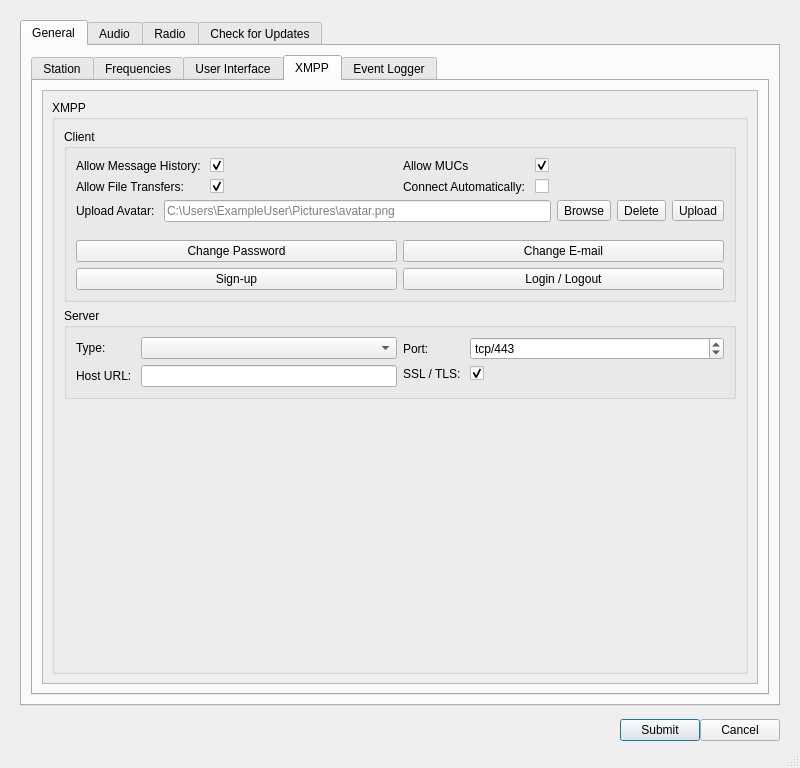
Qt form src/ui/dialogsettings.ui (GekkoFyre/small-world-deluxe) before a commit.
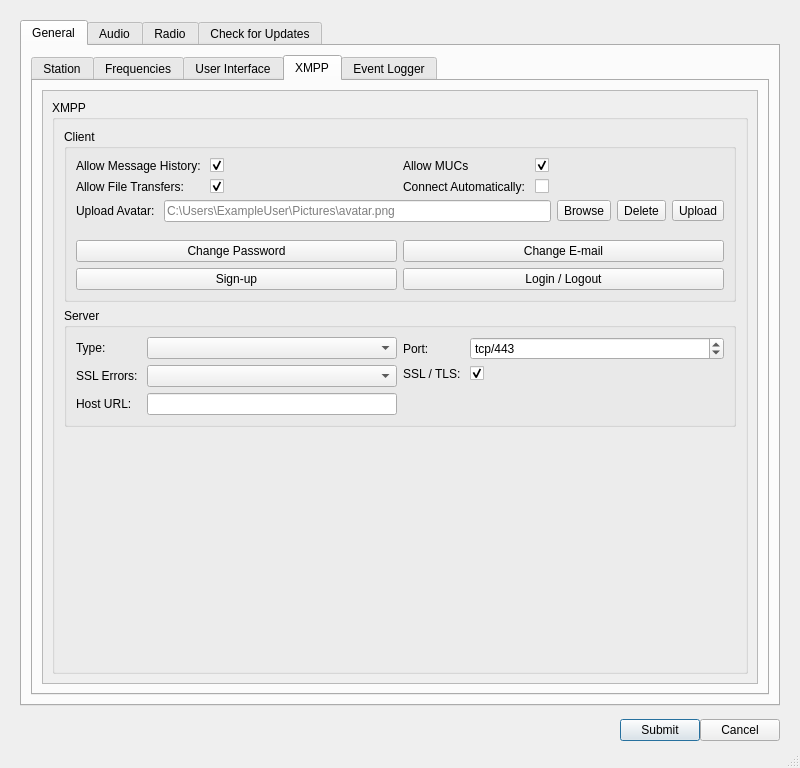
The same form after that commit. The open tabs and pages were chosen to show the change.

Commit message: * Many bug-fixes to the XMPP side of things, where QXmpp is used for Small World Deluxe. Hopefully going to fix the user creation/login system next Git submission.=

Patch:
```diff
--- a/src/ui/dialogsettings.ui
+++ b/src/ui/dialogsettings.ui
@@ -2298,20 +2298,6 @@
                               <property name="bottomMargin">
                                <number>0</number>
                               </property>
-                              <item row="1" column="0">
-                               <widget class="QLabel" name="label_xmpp_server_url">
-                                <property name="text">
-                                 <string>Host URL: </string>
-                                </property>
-                               </widget>
-                              </item>
-                              <item row="1" column="1">
-                               <widget class="QLineEdit" name="lineEdit_xmpp_server_url">
-                                <property name="toolTip">
-                                 <string>The Host URL of the XMPP server you wish to connect towards when using the 'custom option'.</string>
-                                </property>
-                               </widget>
-                              </item>
                               <item row="0" column="0">
                                <widget class="QLabel" name="label_xmpp_server_type">
                                 <property name="text">
@@ -2326,6 +2312,30 @@
                                 </property>
                                </widget>
                               </item>
+                              <item row="2" column="0">
+                               <widget class="QLabel" name="label_xmpp_server_url">
+                                <property name="text">
+                                 <string>Host URL: </string>
+                                </property>
+                               </widget>
+                              </item>
+                              <item row="2" column="1">
+                               <widget class="QLineEdit" name="lineEdit_xmpp_server_url">
+                                <property name="toolTip">
+                                 <string>The Host URL of the XMPP server you wish to connect towards when using the 'custom option'.</string>
+                                </property>
+                               </widget>
+                              </item>
+                              <item row="1" column="0">
+                               <widget class="QLabel" name="label_xmpp_server_ssl_errors">
+                                <property name="text">
+                                 <string>SSL Errors: </string>
+                                </property>
+                               </widget>
+                              </item>
+                              <item row="1" column="1">
+                               <widget class="QComboBox" name="comboBox_xmpp_server_ssl_errors"/>
+                              </item>
                              </layout>
                             </widget>
                            </item>
```
Left out of the diff: 8 changed lines with no effect on the pictures. The commit also changes 9 other files.
